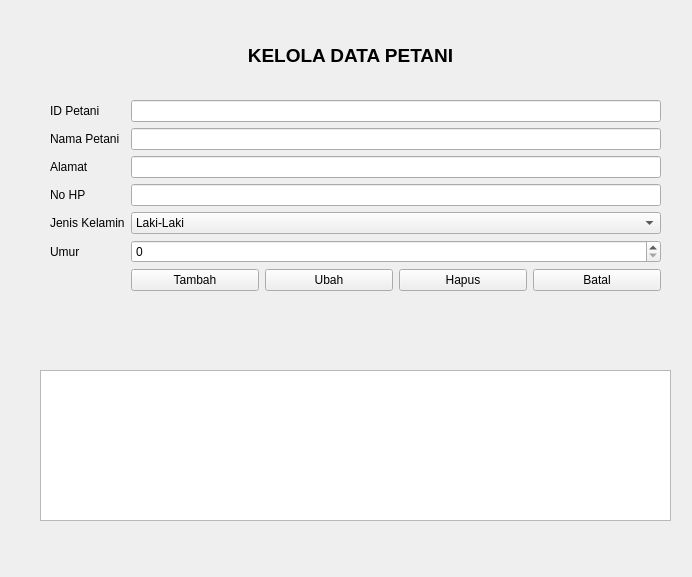
The window that petani.ui (ardithm/tugas_2310010259) describes before a commit, drawn with Qt 5.
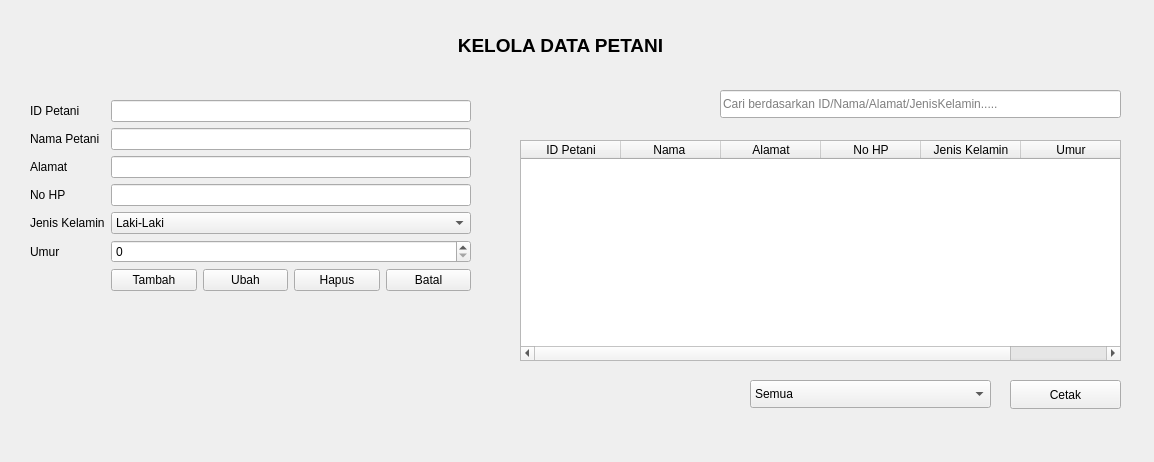
The same window after the commit.

Commit message: Menambahkan validasi, filter, dan cetak

```diff
--- a/petani.ui
+++ b/petani.ui
@@ -6,8 +6,8 @@
    <rect>
     <x>0</x>
     <y>0</y>
-    <width>692</width>
-    <height>577</height>
+    <width>1154</width>
+    <height>462</height>
    </rect>
   </property>
   <property name="windowTitle">
@@ -16,9 +16,9 @@
   <widget class="QWidget" name="formLayoutWidget">
    <property name="geometry">
     <rect>
-     <x>50</x>
+     <x>30</x>
      <y>100</y>
-     <width>611</width>
+     <width>441</width>
      <height>261</height>
     </rect>
    </property>
@@ -131,9 +131,9 @@
   <widget class="QLabel" name="label">
    <property name="geometry">
     <rect>
-     <x>50</x>
-     <y>40</y>
-     <width>601</width>
+     <x>10</x>
+     <y>30</y>
+     <width>1101</width>
      <height>31</height>
     </rect>
    </property>
@@ -154,11 +154,92 @@
   <widget class="QTableWidget" name="tblPetani">
    <property name="geometry">
     <rect>
-     <x>40</x>
-     <y>370</y>
-     <width>631</width>
-     <height>151</height>
+     <x>520</x>
+     <y>140</y>
+     <width>601</width>
+     <height>221</height>
     </rect>
+   </property>
+   <column>
+    <property name="text">
+     <string>ID Petani</string>
+    </property>
+   </column>
+   <column>
+    <property name="text">
+     <string>Nama </string>
+    </property>
+   </column>
+   <column>
+    <property name="text">
+     <string>Alamat</string>
+    </property>
+   </column>
+   <column>
+    <property name="text">
+     <string>No HP</string>
+    </property>
+   </column>
+   <column>
+    <property name="text">
+     <string>Jenis Kelamin</string>
+    </property>
+   </column>
+   <column>
+    <property name="text">
+     <string>Umur</string>
+    </property>
+   </column>
+  </widget>
+  <widget class="QLineEdit" name="lineCari">
+   <property name="geometry">
+    <rect>
+     <x>720</x>
+     <y>90</y>
+     <width>401</width>
+     <height>28</height>
+    </rect>
+   </property>
+   <property name="placeholderText">
+    <string>Cari berdasarkan ID/Nama/Alamat/JenisKelamin.....</string>
+   </property>
+  </widget>
+  <widget class="QComboBox" name="comboFilter">
+   <property name="geometry">
+    <rect>
+     <x>750</x>
+     <y>380</y>
+     <width>241</width>
+     <height>28</height>
+    </rect>
+   </property>
+   <item>
+    <property name="text">
+     <string>Semua</string>
+    </property>
+   </item>
+   <item>
+    <property name="text">
+     <string>Laki-Laki</string>
+    </property>
+   </item>
+   <item>
+    <property name="text">
+     <string>Perempuan</string>
+    </property>
+   </item>
+  </widget>
+  <widget class="QPushButton" name="btnCetak">
+   <property name="geometry">
+    <rect>
+     <x>1010</x>
+     <y>380</y>
+     <width>111</width>
+     <height>29</height>
+    </rect>
+   </property>
+   <property name="text">
+    <string>Cetak</string>
    </property>
   </widget>
  </widget>
```
The commit also changes 29 other files.
